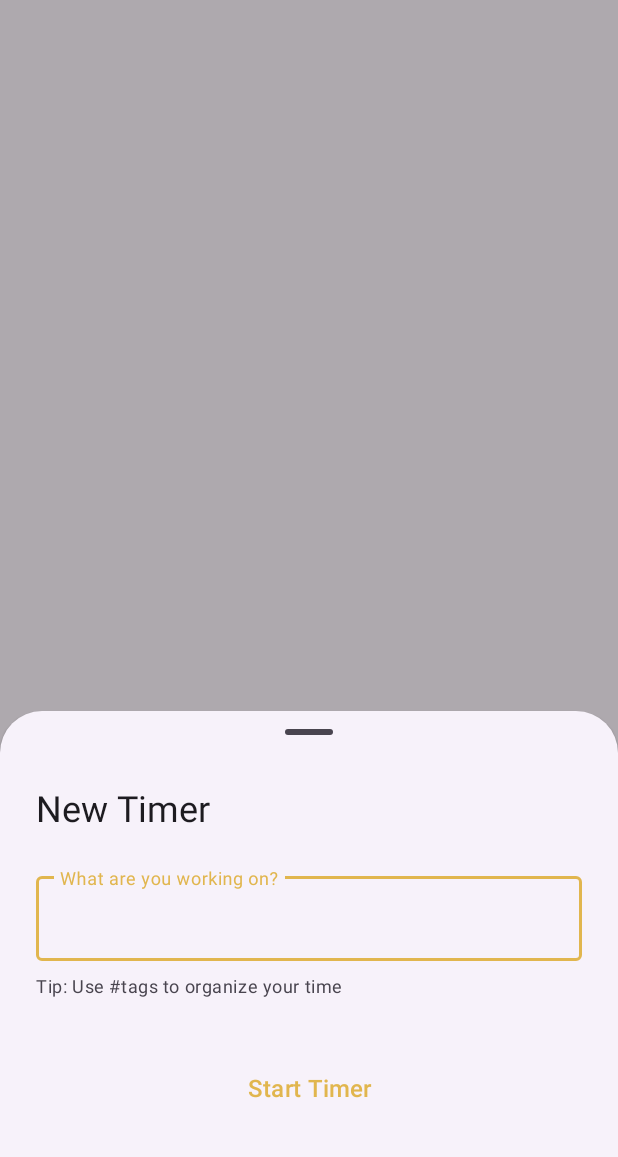
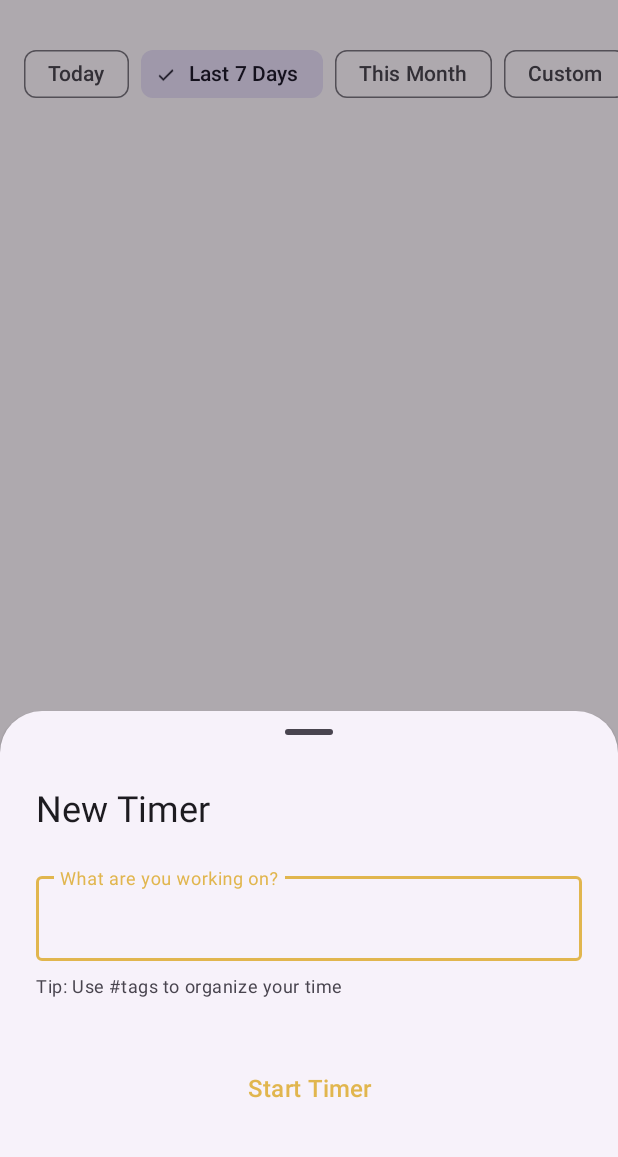
Before and after one commit to ardevd/tagius, an Android app: the fragment RecordsListFragment placed in its activity, after a tap on "Start new timer", on a phone screen of 412 x 824 dp, the part 70-1227 px from its top. Run offline under Robolectric (Android 15) with nearby library versions, the phone set to English and light mode, and no system bars; network calls fail.

Commit message:
feat: added time range controls to records list

```diff
--- a/app/src/main/java/net/ardevd/tagius/core/utils/TimeUtils.kt
+++ b/app/src/main/java/net/ardevd/tagius/core/utils/TimeUtils.kt
@@ -1,10 +1,47 @@
 package net.ardevd.tagius.core.utils
 
 import java.time.Instant
+import java.time.LocalDate
 import java.time.ZoneId
 import java.time.format.DateTimeFormatter
+import java.time.temporal.TemporalAdjusters
 import java.util.Locale
 
+
+object DateRanges {
+    fun getToday(): Pair<Long, Long> {
+        val now = LocalDate.now()
+        return getDayRange(now)
+    }
+
+    fun getLast7Days(): Pair<Long, Long> {
+        val end = LocalDate.now()
+        val start = end.minusDays(6) // 7 days inclusive
+        return getRange(start, end)
+    }
+
+    fun getThisMonth(): Pair<Long, Long> {
+        val now = LocalDate.now()
+        val start = now.with(TemporalAdjusters.firstDayOfMonth())
+        val end = now.with(TemporalAdjusters.lastDayOfMonth())
+        return getRange(start, end)
+    }
+
+    // Helper to convert LocalDate to Unix Seconds (Start of day -> End of day)
+    private fun getDayRange(date: LocalDate): Pair<Long, Long> {
+        val zone = ZoneId.systemDefault()
+        val start = date.atStartOfDay(zone).toEpochSecond()
+        val end = date.plusDays(1).atStartOfDay(zone).toEpochSecond() - 1
+        return Pair(start, end)
+    }
+
+    private fun getRange(start: LocalDate, end: LocalDate): Pair<Long, Long> {
+        val zone = ZoneId.systemDefault()
+        val t1 = start.atStartOfDay(zone).toEpochSecond()
+        val t2 = end.plusDays(1).atStartOfDay(zone).toEpochSecond() - 1
+        return Pair(t1, t2)
+    }
+}
 private val timeFormatter = DateTimeFormatter.ofPattern("HH:mm", Locale.getDefault())
     .withZone(ZoneId.systemDefault())
 
--- a/app/src/main/java/net/ardevd/tagius/features/records/viewmodel/RecordsViewModel.kt
+++ b/app/src/main/java/net/ardevd/tagius/features/records/viewmodel/RecordsViewModel.kt
@@ -8,6 +8,7 @@ import kotlinx.coroutines.flow.StateFlow
 import kotlinx.coroutines.flow.asStateFlow
 import kotlinx.coroutines.launch
 import net.ardevd.tagius.core.data.TimeTaggerRecord
+import net.ardevd.tagius.core.utils.DateRanges
 import net.ardevd.tagius.features.records.data.RecordsRepository
 
 class RecordsViewModel(
@@ -20,9 +21,13 @@ class RecordsViewModel(
     // The UI collects from this StateFlow
     val uiState: StateFlow<RecordsUiState> = _uiState.asStateFlow()
 
+    private var currentStart: Long = 0
+    private var currentEnd: Long = 0
+
     init {
-        // Automatically load records when the ViewModel is created
-        loadRecords()
+        // Default to last 7 days
+        val (start, end) = DateRanges.getLast7Days()
+        loadRecords(start, end)
     }
 
     fun startTimer(description: String) {
@@ -42,20 +47,23 @@ class RecordsViewModel(
 
     fun stopRecord(record: TimeTaggerRecord) {
         viewModelScope.launch {
-            // Optional: Could set a specific "Stopping..." UI state here if you wanted
             val success = repository.stopRecord(record)
 
             if (success) {
                 // If successful, reload the list to show the new state
                 loadRecords()
             } else {
-                // Handle failure (e.g., show a Toast or Snackbar via a side-effect channel)
                 _uiState.value = RecordsUiState.Error("Failed to stop record")
             }
         }
     }
 
-    fun updateRecord(record: TimeTaggerRecord, newDescription: String, newStart: Long, newEnd: Long) {
+    fun updateRecord(
+        record: TimeTaggerRecord,
+        newDescription: String,
+        newStart: Long,
+        newEnd: Long
+    ) {
         viewModelScope.launch {
             val success = repository.updateRecord(record, newDescription, newStart, newEnd)
             if (success) loadRecords() else _uiState.value = RecordsUiState.Error("Update failed")
@@ -69,17 +77,16 @@ class RecordsViewModel(
         }
     }
 
-    fun loadRecords() {
+
+    fun loadRecords(start: Long = currentStart, end: Long = currentEnd) {
+        currentStart = start
+        currentEnd = end
+
         viewModelScope.launch {
             _uiState.value = RecordsUiState.Loading
             try {
-                // Fetch last 7 days
-                // TODO: Make it user configurable
-                val now = System.currentTimeMillis() / 1000
-                val oneWeekAgo = now - (24 * 24 * 60 * 60)
-
-                val result = repository.fetchRecords(oneWeekAgo, now)
-
+                // Use the dynamic range
+                val result = repository.fetchRecords(start, end)
                 if (result.isEmpty()) {
                     // TODO: might want a specific Empty state, but Success with empty list works too
                     _uiState.value = RecordsUiState.Success(emptyList())
@@ -87,13 +94,14 @@ class RecordsViewModel(
                     _uiState.value = RecordsUiState.Success(result)
                 }
             } catch (e: Exception) {
-                _uiState.value = RecordsUiState.Error(e.localizedMessage ?: "Unknown error")
+                _uiState.value = RecordsUiState.Error(e.localizedMessage ?: "Error")
             }
         }
     }
 }
 
-class RecordsViewModelFactory(private val repository: RecordsRepository) : ViewModelProvider.Factory {
+class RecordsViewModelFactory(private val repository: RecordsRepository) :
+    ViewModelProvider.Factory {
     override fun <T : ViewModel> create(modelClass: Class<T>): T {
         if (modelClass.isAssignableFrom(RecordsViewModel::class.java)) {
             @Suppress("UNCHECKED_CAST")
--- /dev/null
+++ b/app/src/main/res/drawable/ic_calendar.xml
@@ -0,0 +1,5 @@
+<vector xmlns:android="http://schemas.android.com/apk/res/android" android:height="24dp" android:tint="#000000" android:viewportHeight="960" android:viewportWidth="960" android:width="24dp">
+
+    <path android:fillColor="@android:color/white" android:pathData="M200,320L760,320L760,240Q760,240 760,240Q760,240 760,240L200,240Q200,240 200,240Q200,240 200,240L200,320ZM200,320L200,240Q200,240 200,240Q200,240 200,240L200,240Q200,240 200,240Q200,240 200,240L200,320ZM200,880Q167,880 143.5,856.5Q120,833 120,800L120,240Q120,207 143.5,183.5Q167,160 200,160L240,160L240,80L320,80L320,160L640,160L640,80L720,80L720,160L760,160Q793,160 816.5,183.5Q840,207 840,240L840,467Q821,458 801,452Q781,446 760,443L760,400L200,400L200,800Q200,800 200,800Q200,800 200,800L452,800Q459,822 468.5,842Q478,862 491,880L200,880ZM720,920Q637,920 578.5,861.5Q520,803 520,720Q520,637 578.5,578.5Q637,520 720,520Q803,520 861.5,578.5Q920,637 920,720Q920,803 861.5,861.5Q803,920 720,920ZM787,815L815,787L740,712L740,600L700,600L700,728L787,815Z"/>
+
+</vector>
--- a/app/src/main/res/layout/fragment_records_list.xml
+++ b/app/src/main/res/layout/fragment_records_list.xml
@@ -4,14 +4,64 @@
     android:layout_width="match_parent"
     android:layout_height="match_parent">
 
+    <HorizontalScrollView
+        android:id="@+id/chipScroll"
+        android:layout_width="match_parent"
+        android:layout_height="wrap_content"
+        android:clipToPadding="false"
+        android:paddingHorizontal="16dp"
+        android:paddingVertical="8dp"
+        android:scrollbars="none"
+        app:layout_constraintEnd_toEndOf="parent"
+        app:layout_constraintStart_toStartOf="parent"
+        app:layout_constraintTop_toTopOf="parent">
+
+        <com.google.android.material.chip.ChipGroup
+            android:id="@+id/timeRangeGroup"
+            android:layout_width="wrap_content"
+            android:layout_height="wrap_content"
+            app:selectionRequired="true"
+            app:singleSelection="true">
+
+            <com.google.android.material.chip.Chip
+                android:id="@+id/chipToday"
+                style="@style/Widget.Material3.Chip.Filter"
+                android:layout_width="wrap_content"
+                android:layout_height="wrap_content"
+                android:text="Today" />
+
+            <com.google.android.material.chip.Chip
+                android:id="@+id/chipWeek"
+                style="@style/Widget.Material3.Chip.Filter"
+                android:layout_width="wrap_content"
+                android:layout_height="wrap_content"
+                android:checked="true"
+                android:text="Last 7 Days" />
+
+            <com.google.android.material.chip.Chip
+                android:id="@+id/chipMonth"
+                style="@style/Widget.Material3.Chip.Filter"
+                android:layout_width="wrap_content"
+                android:layout_height="wrap_content"
+                android:text="This Month" />
+
+            <com.google.android.material.chip.Chip
+                android:id="@+id/chipCustom"
+                style="@style/Widget.Material3.Chip.Filter"
+                android:layout_width="wrap_content"
+                android:layout_height="wrap_content"
+                android:text="Custom"
+                app:chipIcon="@drawable/ic_calendar" />
+
+        </com.google.android.material.chip.ChipGroup>
+    </HorizontalScrollView>
+
     <androidx.swiperefreshlayout.widget.SwipeRefreshLayout
         android:id="@+id/swipeRefresh"
         android:layout_width="match_parent"
         android:layout_height="0dp"
         app:layout_constraintBottom_toBottomOf="parent"
-        app:layout_constraintEnd_toEndOf="parent"
-        app:layout_constraintStart_toStartOf="parent"
-        app:layout_constraintTop_toTopOf="parent">
+        app:layout_constraintTop_toBottomOf="@id/chipScroll">
 
         <androidx.recyclerview.widget.RecyclerView
             android:id="@+id/recyclerView"
```
Also changed, not shown: app/src/main/java/net/ardevd/tagius/features/records/ui/list/RecordsFragment.kt (+53 -4 lines).
